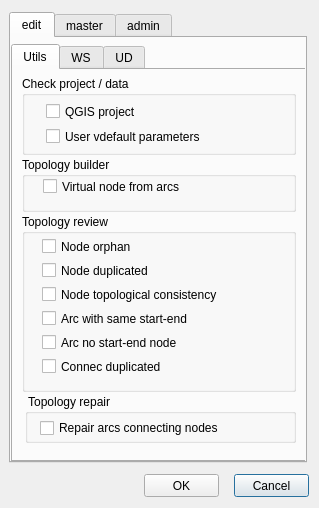
Qt form ui/toolbox.ui (Giswater/giswater_qgis_plugin) before a commit.
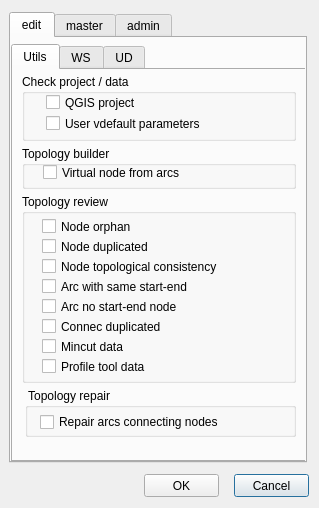
The same form after that commit. The open tabs and pages were chosen to show the change.

The edit to the form file:
```diff
--- a/ui/toolbox.ui
+++ b/ui/toolbox.ui
@@ -49,9 +49,9 @@
        <property name="geometry">
         <rect>
          <x>9</x>
-         <y>87</y>
+         <y>76</y>
          <width>274</width>
-         <height>55</height>
+         <height>43</height>
         </rect>
        </property>
        <property name="title">
@@ -61,7 +61,7 @@
         <property name="geometry">
          <rect>
           <x>21</x>
-          <y>21</y>
+          <y>18</y>
           <width>205</width>
           <height>17</height>
          </rect>
@@ -75,9 +75,9 @@
        <property name="geometry">
         <rect>
          <x>9</x>
-         <y>144</y>
+         <y>124</y>
          <width>274</width>
-         <height>178</height>
+         <height>189</height>
         </rect>
        </property>
        <property name="title">
@@ -87,7 +87,7 @@
         <property name="geometry">
          <rect>
           <x>20</x>
-          <y>48</y>
+          <y>44</y>
           <width>183</width>
           <height>17</height>
          </rect>
@@ -100,7 +100,7 @@
         <property name="geometry">
          <rect>
           <x>20</x>
-          <y>96</y>
+          <y>84</y>
           <width>211</width>
           <height>17</height>
          </rect>
@@ -126,7 +126,7 @@
         <property name="geometry">
          <rect>
           <x>20</x>
-          <y>120</y>
+          <y>104</y>
           <width>171</width>
           <height>17</height>
          </rect>
@@ -139,7 +139,7 @@
         <property name="geometry">
          <rect>
           <x>20</x>
-          <y>144</y>
+          <y>124</y>
           <width>177</width>
           <height>17</height>
          </rect>
@@ -152,7 +152,7 @@
         <property name="geometry">
          <rect>
           <x>20</x>
-          <y>72</y>
+          <y>64</y>
           <width>211</width>
           <height>17</height>
          </rect>
@@ -161,12 +161,38 @@
          <string>Node topological consistency</string>
         </property>
        </widget>
+       <widget class="QCheckBox" name="check_mincut_data">
+        <property name="geometry">
+         <rect>
+          <x>20</x>
+          <y>144</y>
+          <width>177</width>
+          <height>17</height>
+         </rect>
+        </property>
+        <property name="text">
+         <string>Mincut data</string>
+        </property>
+       </widget>
+       <widget class="QCheckBox" name="check_profile_tool_data">
+        <property name="geometry">
+         <rect>
+          <x>20</x>
+          <y>164</y>
+          <width>177</width>
+          <height>17</height>
+         </rect>
+        </property>
+        <property name="text">
+         <string>Profile tool data</string>
+        </property>
+       </widget>
       </widget>
       <widget class="QGroupBox" name="gb_topology_repair">
        <property name="geometry">
         <rect>
          <x>12</x>
-         <y>324</y>
+         <y>318</y>
          <width>271</width>
          <height>49</height>
         </rect>
@@ -192,9 +218,9 @@
        <property name="geometry">
         <rect>
          <x>9</x>
-         <y>6</y>
+         <y>4</y>
          <width>274</width>
-         <height>79</height>
+         <height>67</height>
         </rect>
        </property>
        <property name="title">
@@ -204,7 +230,7 @@
         <property name="geometry">
          <rect>
           <x>24</x>
-          <y>51</y>
+          <y>40</y>
           <width>217</width>
           <height>19</height>
          </rect>
@@ -217,7 +243,7 @@
         <property name="geometry">
          <rect>
           <x>24</x>
-          <y>27</y>
+          <y>20</y>
           <width>217</width>
           <height>17</height>
          </rect>
```
Left out of the diff: 6 changed lines with no effect on the pictures.
